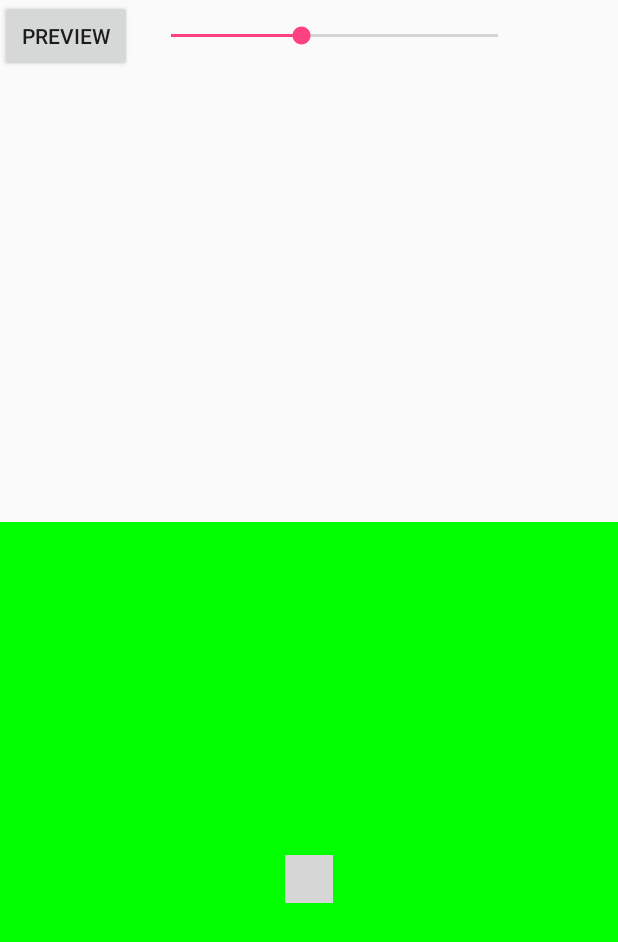
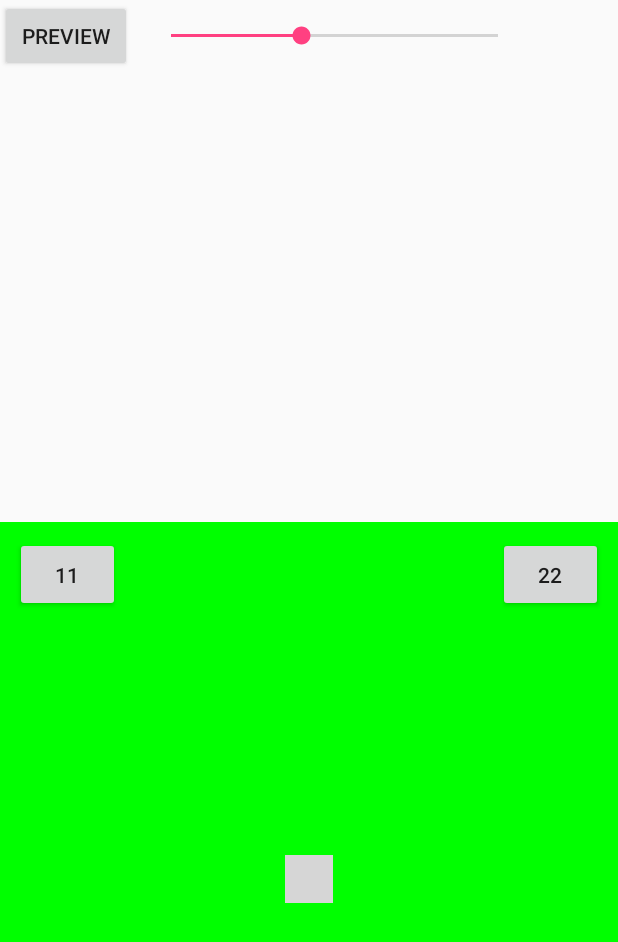
Before and after one commit to ms03001620/ThingsHello, an Android app: the CtrlActivity screen opened directly, with no data from a screen before it, on a phone screen of 412 x 824 dp. Shown: the top 942 px of the screen. Run offline under Robolectric (Android 15) with nearby library versions, the phone set to English and light mode, and no system bars; libraries missing offline, so code that uses them is left out: com.gcssloop.widget; plain views replace RockerView; 2 statements that could not run were skipped; grey boxes are pictures that could not be loaded.

Commit message:
💡增加原地旋转

```diff
--- a/app_mobile/src/main/res/layout/activity_ctrl.xml
+++ b/app_mobile/src/main/res/layout/activity_ctrl.xml
@@ -29,16 +29,30 @@
     <FrameLayout
         android:id="@+id/container"
         android:layout_width="match_parent"
-        android:layout_height="300dp">
-
-
-    </FrameLayout>
+        android:layout_height="300dp" />
 
     <RelativeLayout
         android:background="#0f0"
         android:layout_width="match_parent"
+        android:layout_height="match_parent">
 
-        android:layout_height="match_parent">
+        <Button
+            android:id="@+id/btnLeft"
+            android:layout_width="70dp"
+            android:layout_height="50dp"
+            android:layout_margin="10dp"
+            android:gravity="center"
+            android:text="11" />
+
+        <Button
+            android:id="@+id/btnRight"
+            android:layout_width="70dp"
+            android:layout_height="50dp"
+            android:layout_alignParentEnd="true"
+            android:layout_margin="10dp"
+            android:gravity="center"
+            android:text="22" />
+
 
         <com.gcssloop.widget.RockerView xmlns:rocker="http://schemas.android.com/apk/res-auto"
             android:id="@+id/rocker"
--- a/lib_unit_socket/src/main/java/org/mark/lib_unit_socket/bean/CmdConstant.java
+++ b/lib_unit_socket/src/main/java/org/mark/lib_unit_socket/bean/CmdConstant.java
@@ -20,9 +20,10 @@ public abstract class CmdConstant {
     public static final int CAMERA = 3;
     public static final int CAMERA_SERVO = 4;
     public static final int CAMERA_DEVICE_INFO = 5;
+    public static final int WHEEL_ROTATE = 6;
 
     @Retention(RetentionPolicy.SOURCE)
-    @IntDef({UNDEFINED, WHEEL, BUZZER, LIGHT, CAMERA, CAMERA_SERVO, CAMERA_DEVICE_INFO})
+    @IntDef({UNDEFINED, WHEEL, BUZZER, LIGHT, CAMERA, CAMERA_SERVO, CAMERA_DEVICE_INFO, WHEEL_ROTATE})
     public @interface TYPE {
     }
 
```
Also changed, not shown: app/src/main/java/org/mark/thingshello/ctrl/wheel/WheelAction.java (+18 -0 lines), app_mobile/src/main/java/org/mark/mobile/CtrlActivity.java (+38 -0 lines), lib_unit_socket/src/main/java/org/mark/lib_unit_socket/bean/WheelRotateCmd.java (added, +48 -0 lines).
